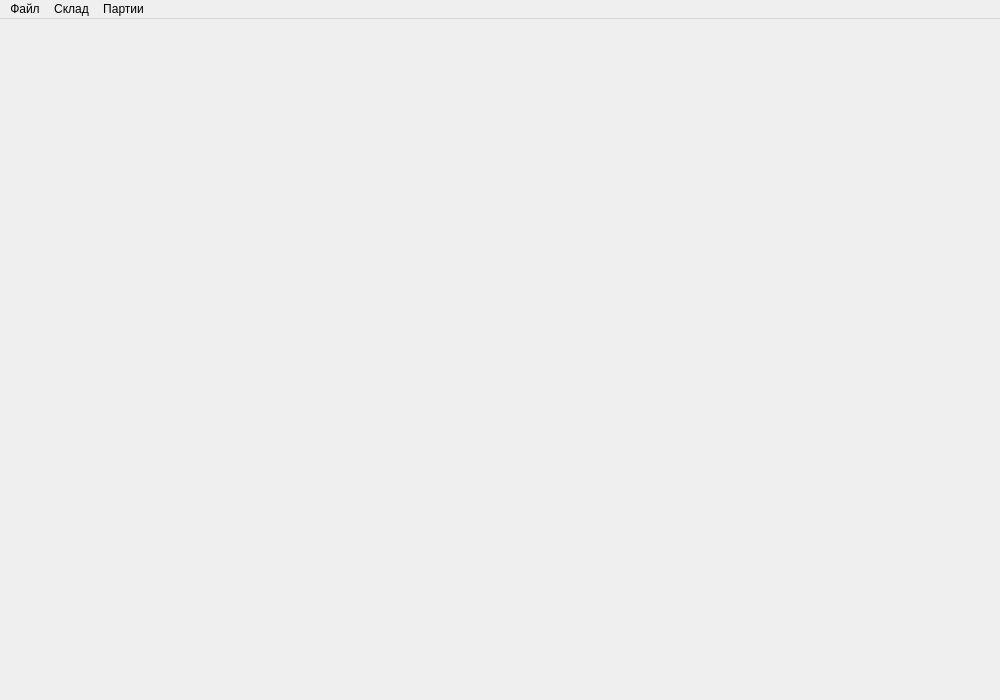
Qt form mainwindow.ui (Sergeyego/ship) before a commit.
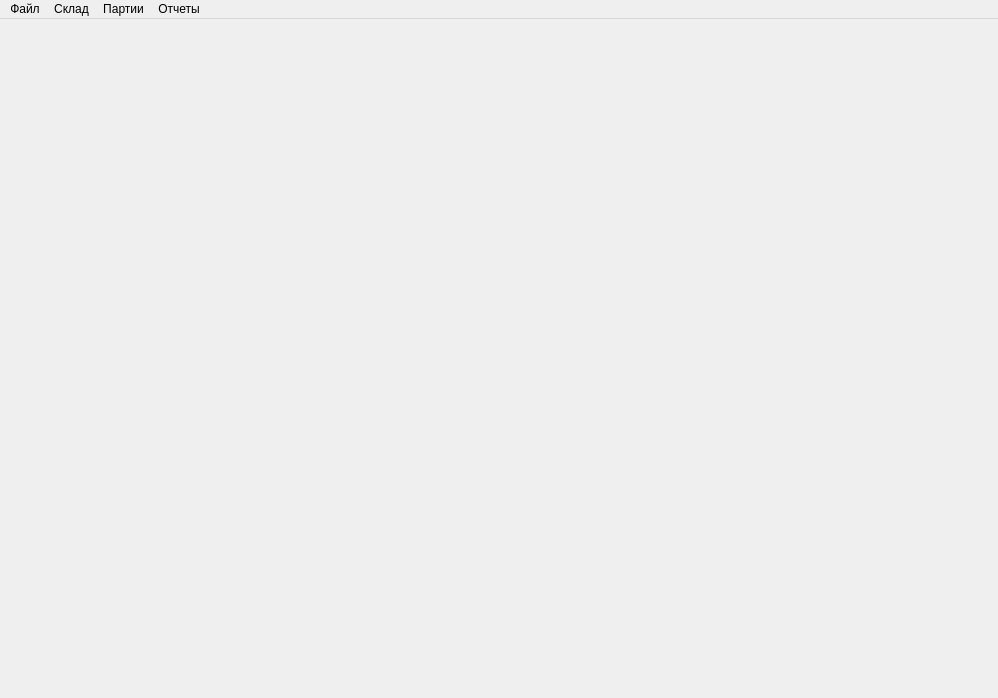
The same form after that commit.

Diff of the .ui file:
```diff
--- a/mainwindow.ui
+++ b/mainwindow.ui
@@ -6,8 +6,8 @@
    <rect>
     <x>0</x>
     <y>0</y>
-    <width>1000</width>
-    <height>700</height>
+    <width>998</width>
+    <height>698</height>
    </rect>
   </property>
   <property name="windowTitle">
@@ -21,8 +21,8 @@
     <rect>
      <x>0</x>
      <y>0</y>
-     <width>1000</width>
-     <height>20</height>
+     <width>998</width>
+     <height>24</height>
     </rect>
    </property>
    <widget class="QMenu" name="menu">
@@ -47,9 +47,16 @@
     <addaction name="actionPartEl"/>
     <addaction name="actionPartWire"/>
    </widget>
+   <widget class="QMenu" name="menu_4">
+    <property name="title">
+     <string>Отчеты</string>
+    </property>
+    <addaction name="actionReportEl"/>
+   </widget>
    <addaction name="menu"/>
    <addaction name="menu_2"/>
    <addaction name="menu_3"/>
+   <addaction name="menu_4"/>
   </widget>
   <action name="actionShip">
    <property name="checkable">
```
Left out of the diff: 8 changed lines with no effect on the pictures.
